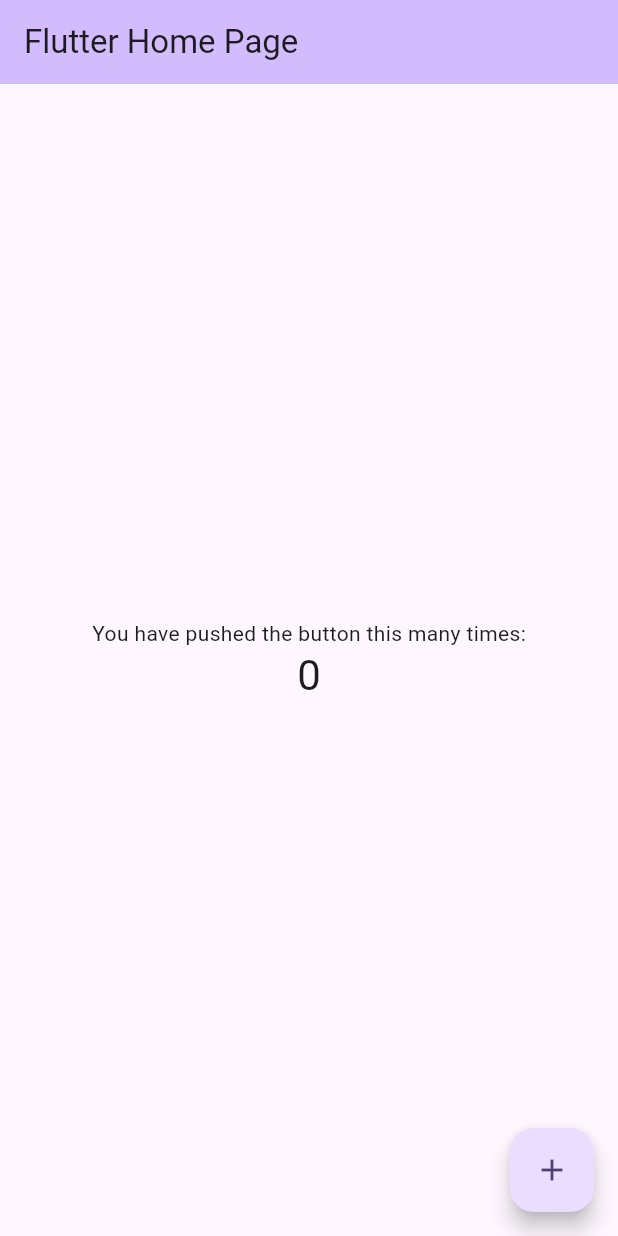
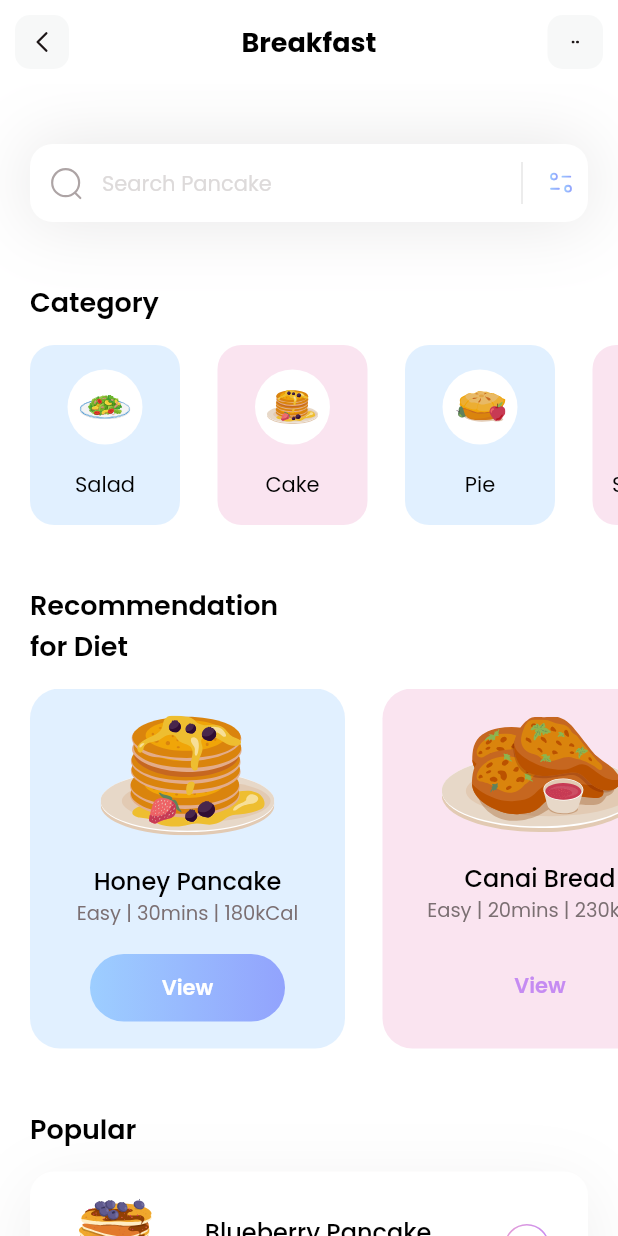
Before and after one commit to leonardolucena/breakfastFlutter, a Flutter app: the screen it shows after launch, on a phone screen of 412 x 824 dp. Run offline on Flutter 3.47's test engine with Material 2 defaults, Android fonts, the phone set to English and light mode, and no system bars; our stand-ins replace flutter_svg.

Commit message:
alterações finais

```diff
--- a/lib/main.dart
+++ b/lib/main.dart
@@ -1,4 +1,5 @@
 import 'package:flutter/material.dart';
+import 'package:hello_word/pages/home.dart';
 
 void main() {
   runApp(const MyApp());
@@ -11,115 +12,9 @@ class MyApp extends StatelessWidget {
   @override
   Widget build(BuildContext context) {
     return MaterialApp(
-      title: 'Flutter Demo',
-      theme: ThemeData(
-        // This is the theme of your application.
-        //
-        // TRY THIS: Try running your application with "flutter run". You'll see
-        // the application has a blue toolbar. Then, without quitting the app,
-        // try changing the seedColor in the colorScheme below to Colors.green
-        // and then invoke "hot reload" (save your changes or press the "hot
-        // reload" button in a Flutter-supported IDE, or press "r" if you used
-        // the command line to start the app).
-        //
-        // Notice that the counter didn't reset back to zero; the application
-        // state is not lost during the reload. To reset the state, use hot
-        // restart instead.
-        //
-        // This works for code too, not just values: Most code changes can be
-        // tested with just a hot reload.
-        colorScheme: ColorScheme.fromSeed(seedColor: Colors.deepPurple),
-        useMaterial3: true,
-      ),
-      home: const MyHomePage(title: 'Flutter Home Page'),
+      debugShowCheckedModeBanner: false,
+      theme: ThemeData(fontFamily: 'Poppins'),
+      home: HomePage(),
     );
   }
 }
-
-class MyHomePage extends StatefulWidget {
-  const MyHomePage({super.key, required this.title});
-
-  // This widget is the home page of your application. It is stateful, meaning
-  // that it has a State object (defined below) that contains fields that affect
-  // how it looks.
-
-  // This class is the configuration for the state. It holds the values (in this
-  // case the title) provided by the parent (in this case the App widget) and
-  // used by the build method of the State. Fields in a Widget subclass are
-  // always marked "final".
-
-  final String title;
-
-  @override
-  State<MyHomePage> createState() => _MyHomePageState();
-}
-
-class _MyHomePageState extends State<MyHomePage> {
-  int _counter = 0;
-
-  void _incrementCounter() {
-    setState(() {
-      // This call to setState tells the Flutter framework that something has
-      // changed in this State, which causes it to rerun the build method below
-      // so that the display can reflect the updated values. If we changed
-      // _counter without calling setState(), then the build method would not be
-      // called again, and so nothing would appear to happen.
-      _counter++;
-    });
-  }
-
-  @override
-  Widget build(BuildContext context) {
-    // This method is rerun every time setState is called, for instance as done
-    // by the _incrementCounter method above.
-    //
-    // The Flutter framework has been optimized to make rerunning build methods
-    // fast, so that you can just rebuild anything that needs updating rather
-    // than having to individually change instances of widgets.
-    return Scaffold(
-      appBar: AppBar(
-        // TRY THIS: Try changing the color here to a specific color (to
-        // Colors.amber, perhaps?) and trigger a hot reload to see the AppBar
-        // change color while the other colors stay the same.
-        backgroundColor: Theme.of(context).colorScheme.inversePrimary,
-        // Here we take the value from the MyHomePage object that was created by
-        // the App.build method, and use it to set our appbar title.
-        title: Text(widget.title),
-      ),
-      body: Center(
-        // Center is a layout widget. It takes a single child and positions it
-        // in the middle of the parent.
-        child: Column(
-          // Column is also a layout widget. It takes a list of children and
-          // arranges them vertically. By default, it sizes itself to fit its
-          // children horizontally, and tries to be as tall as its parent.
-          //
-          // Column has various properties to control how it sizes itself and
-          // how it positions its children. Here we use mainAxisAlignment to
-          // center the children vertically; the main axis here is the vertical
-          // axis because Columns are vertical (the cross axis would be
-          // horizontal).
-          //
-          // TRY THIS: Invoke "debug painting" (choose the "Toggle Debug Paint"
-          // action in the IDE, or press "p" in the console), to see the
-          // wireframe for each widget.
-          mainAxisAlignment: MainAxisAlignment.center,
-          children: <Widget>[
-            const Text(
-              'You have pushed the button this many times:',
-            ),
-            Text(
-              '$_counter',
-              style: Theme.of(context).textTheme.headlineMedium,
-            ),
-          ],
-        ),
-      ),
-      floatingActionButton: FloatingActionButton(
-        onPressed: _incrementCounter,
-        tooltip: 'Increment',
-        child: const Icon(Icons.add),
-      ), // This trailing comma makes auto-formatting nicer for build methods.
-    );
-  }
-}
--- /dev/null
+++ b/lib/models/category_model.dart
@@ -0,0 +1,39 @@
+import 'package:flutter/material.dart';
+
+class CategoryModel {
+  String name;
+  String iconPath;
+  Color boxColor;
+
+  CategoryModel({
+    required this.name,
+    required this.iconPath,
+    required this.boxColor,
+  });
+
+  static List<CategoryModel> getCategories() {
+    List<CategoryModel> categories = [];
+
+    categories.add(CategoryModel(
+        name: 'Salad',
+        iconPath: 'assets/icons/plate.svg',
+        boxColor: Color(0xff9DCEFF)));
+
+    categories.add(CategoryModel(
+        name: 'Cake',
+        iconPath: 'assets/icons/pancakes.svg',
+        boxColor: Color(0xffEEA4CE)));
+
+    categories.add(CategoryModel(
+        name: 'Pie',
+        iconPath: 'assets/icons/pie.svg',
+        boxColor: Color(0xff9DCEFF)));
+
+    categories.add(CategoryModel(
+        name: 'Smoothies',
+        iconPath: 'assets/icons/orange-snacks.svg',
+        boxColor: Color(0xffEEA4CE)));
+
+    return categories;
+  }
+}
--- /dev/null
+++ b/lib/models/diet_model.dart
@@ -0,0 +1,44 @@
+import 'package:flutter/material.dart';
+
+class DietModel {
+  String name;
+  String iconPath;
+  String level;
+  String duration;
+  String calorie;
+  Color boxColor;
+  bool viewIsSelected;
+
+  DietModel(
+      {required this.name,
+      required this.iconPath,
+      required this.level,
+      required this.duration,
+      required this.calorie,
+      required this.boxColor,
+      required this.viewIsSelected});
+
+  static List<DietModel> getDiets() {
+    List<DietModel> diets = [];
+
+    diets.add(DietModel(
+        name: 'Honey Pancake',
+        iconPath: 'assets/icons/honey-pancakes.svg',
+        level: 'Easy',
+        duration: '30mins',
+        calorie: '180kCal',
+        viewIsSelected: true,
+        boxColor: Color(0xff9DCEFF)));
+
+    diets.add(DietModel(
+        name: 'Canai Bread',
+        iconPath: 'assets/icons/canai-bread.svg',
+        level: 'Easy',
+        duration: '20mins',
+        calorie: '230kCal',
+        viewIsSelected: false,
+        boxColor: Color(0xffEEA4CE)));
+
+    return diets;
+  }
+}
--- /dev/null
+++ b/lib/models/popular_model.dart
@@ -0,0 +1,40 @@
+class PopularDietsModel {
+  String name;
+  String iconPath;
+  String level;
+  String duration;
+  String calorie;
+  bool boxIsSelected;
+
+  PopularDietsModel(
+      {required this.name,
+      required this.iconPath,
+      required this.level,
+      required this.duration,
+      required this.calorie,
+      required this.boxIsSelected});
+
+  static List<PopularDietsModel> getPopularDiets() {
+    List<PopularDietsModel> popularDiets = [];
+
+    popularDiets.add(PopularDietsModel(
+      name: 'Blueberry Pancake',
+      iconPath: 'assets/icons/blueberry-pancake.svg',
+      level: 'Medium',
+      duration: '30mins',
+      calorie: '230kCal',
+      boxIsSelected: true,
+    ));
+
+    popularDiets.add(PopularDietsModel(
+      name: 'Salmon Nigiri',
+      iconPath: 'assets/icons/salmon-nigiri.svg',
+      level: 'Easy',
+      duration: '20mins',
+      calorie: '120kCal',
+      boxIsSelected: false,
+    ));
+
+    return popularDiets;
+  }
+}
--- /dev/null
+++ b/lib/pages/home.dart
@@ -0,0 +1,379 @@
+import 'package:flutter/material.dart';
+import 'package:flutter_svg/flutter_svg.dart';
+import 'package:hello_word/models/category_model.dart';
+import 'package:hello_word/models/diet_model.dart';
+import 'package:hello_word/models/popular_model.dart';
+
+class HomePage extends StatelessWidget {
+  HomePage({super.key});
+
+  List<CategoryModel> categories = [];
+  List<DietModel> diets = [];
+  List<PopularDietsModel> popularDiets = [];
+
+  void _getInitialInfo() {
+    categories = CategoryModel.getCategories();
+    diets = DietModel.getDiets();
+    popularDiets = PopularDietsModel.getPopularDiets();
+  }
+
+  @override
+  Widget build(BuildContext context) {
+    _getInitialInfo();
+    return Scaffold(
+      appBar: appBar(),
+      backgroundColor: Colors.white,
+      body: ListView(
+        children: [
+          _searchField(),
+          const SizedBox(
+            height: 40,
+          ),
+          _categoriesSection(),
+          const SizedBox(
+            height: 40,
+          ),
+          _dietSection(),
+          const SizedBox(
+            height: 40,
+          ),
+          Column(
+            crossAxisAlignment: CrossAxisAlignment.start,
+            children: [
+              const Padding(
+                padding: EdgeInsets.only(left: 20),
+                child: Text(
+                  'Popular',
+                  style: TextStyle(
+                      color: Colors.black,
+                      fontSize: 18,
+                      fontWeight: FontWeight.w600),
+                ),
+              ),
+              const SizedBox(
+                height: 15,
+              ),
+              ListView.separated(
+                itemCount: popularDiets.length,
+                shrinkWrap: true,
+                separatorBuilder: (context, index) => const SizedBox(
+                  height: 25,
+                ),
+                padding: const EdgeInsets.only(left: 20, right: 20),
+                itemBuilder: (context, index) {
+                  return Container(
+                    height: 100,
+                    child: Row(
+                      mainAxisAlignment: MainAxisAlignment.spaceEvenly,
+                      children: [
+                        SvgPicture.asset(
+                          popularDiets[index].iconPath,
+                          width: 65,
+                          height: 65,
+                        ),
+                        Column(
+                          mainAxisAlignment: MainAxisAlignment.center,
+                          crossAxisAlignment: CrossAxisAlignment.start,
+                          children: [
+                            Text(
+                              popularDiets[index].name,
+                              style: const TextStyle(
+                                  fontWeight: FontWeight.w500,
+                                  color: Colors.black,
+                                  fontSize: 16),
+                            ),
+                            Text(
+                              popularDiets[index].level +
+                                  ' | ' +
+                                  popularDiets[index].duration +
+                                  ' | ' +
+                                  popularDiets[index].calorie,
+                              style: const TextStyle(
+                                  color: Color(0xff7B6F72),
+                                  fontSize: 13,
+                                  fontWeight: FontWeight.w400),
+                            ),
+                          ],
+                        ),
+                        GestureDetector(
+                          onTap: () {},
+                          child: SvgPicture.asset(
+                            'assets/icons/button.svg',
+                            width: 30,
+                            height: 30,
+                          ),
+                        )
+                      ],
+                    ),
+                    decoration: BoxDecoration(
+                        color: popularDiets[index].boxIsSelected
+                            ? Colors.white
+                            : Colors.transparent,
+                        borderRadius: BorderRadius.circular(16),
+                        boxShadow: popularDiets[index].boxIsSelected
+                            ? [
+                                BoxShadow(
+                                    color: const Color(0xff1D1617)
+                                        .withOpacity(0.07),
+                                    offset: const Offset(0, 10),
+                                    blurRadius: 40,
+                                    spreadRadius: 0)
+                              ]
+                            : []),
+                  );
+                },
+              )
+            ],
+          ),
+          const SizedBox(
+            height: 40,
+          ),
+        ],
+      ),
+    );
+  }
+
+  Column _dietSection() {
+    return Column(
+      crossAxisAlignment: CrossAxisAlignment.start,
+      children: [
+        const Padding(
+          padding: EdgeInsets.only(left: 20),
+          child: Text(
+            'Recommendation\nfor Diet',
+            style: TextStyle(
+                color: Colors.black, fontSize: 18, fontWeight: FontWeight.w600),
+          ),
+        ),
+        const SizedBox(
+          height: 15,
+        ),
+        Container(
+          height: 240,
+          child: ListView.separated(
+            itemBuilder: (context, index) {
+              return Container(
+                width: 210,
+                decoration: BoxDecoration(
+                    color: diets[index].boxColor.withOpacity(0.3),
+                    borderRadius: BorderRadius.circular(20)),
+                child: Column(
+                  mainAxisAlignment: MainAxisAlignment.spaceEvenly,
+                  children: [
+                    SvgPicture.asset(diets[index].iconPath),
+                    Column(
+                      children: [
+                        Text(
+                          diets[index].name,
+                          style: const TextStyle(
+                              fontWeight: FontWeight.w500,
+                              color: Colors.black,
+                              fontSize: 16),
+                        ),
+                        Text(
+                          diets[index].level +
+                              ' | ' +
+                              diets[index].duration +
+                              ' | ' +
+                              diets[index].calorie,
+                          style: const TextStyle(
+                              color: Color(0xff7B6F72),
+                              fontSize: 13,
+                              fontWeight: FontWeight.w400),
+                        ),
+                      ],
+                    ),
+                    Container(
+                      height: 45,
+                      width: 130,
+                      child: Center(
+                        child: Text(
+                          'View',
+                          style: TextStyle(
+                              color: diets[index].viewIsSelected
+                                  ? Colors.white
+                                  : const Color(0xffC58BF2),
+                              fontWeight: FontWeight.w600,
+                              fontSize: 14),
+                        ),
+                      ),
+                      decoration: BoxDecoration(
+                          gradient: LinearGradient(colors: [
+                            diets[index].viewIsSelected
+                                ? const Color(0xff9DCEFF)
+                                : Colors.transparent,
+                            diets[index].viewIsSelected
+                                ? const Color(0xff92A3FD)
+                                : Colors.transparent
+                          ]),
+                          borderRadius: BorderRadius.circular(50)),
+                    )
+                  ],
+                ),
+              );
+            },
+            separatorBuilder: (context, index) => const SizedBox(
+              width: 25,
+            ),
+            itemCount: diets.length,
+            scrollDirection: Axis.horizontal,
+            padding: const EdgeInsets.only(left: 20, right: 20),
+          ),
+        )
+      ],
+    );
+  }
+
+  Column _categoriesSection() {
+    return Column(
+      crossAxisAlignment: CrossAxisAlignment.start,
+      children: [
+        const Padding(
+          padding: EdgeInsets.only(left: 20),
+          child: Text(
+            'Category',
+            style: TextStyle(
+                color: Colors.black, fontSize: 18, fontWeight: FontWeight.w600),
+          ),
+        ),
+        const SizedBox(
+          height: 15,
+        ),
+        Container(
+          height: 120,
+          child: ListView.separated(
+            itemCount: categories.length,
+            scrollDirection: Axis.horizontal,
+            padding: const EdgeInsets.only(left: 20, right: 20),
+            separatorBuilder: (context, index) => const SizedBox(
+              width: 25,
+            ),
+            itemBuilder: (context, index) {
+              return Container(
+                width: 100,
+                decoration: BoxDecoration(
+                    color: categories[index].boxColor.withOpacity(0.3),
+                    borderRadius: BorderRadius.circular(16)),
+                child: Column(
+                  mainAxisAlignment: MainAxisAlignment.spaceEvenly,
+                  children: [
+                    Container(
+                      width: 50,
+                      height: 50,
+                      decoration: const BoxDecoration(
+                          color: Colors.white, shape: BoxShape.circle),
+                      child: Padding(
+                        padding: const EdgeInsets.all(8.0),
+                        child: SvgPicture.asset(categories[index].iconPath),
+                      ),
+                    ),
+                    Text(
+                      categories[index].name,
+                      style: const TextStyle(
+                          fontWeight: FontWeight.w400,
+                          color: Colors.black,
+                          fontSize: 14),
+                    )
+                  ],
+                ),
+              );
+            },
+          ),
+        )
+      ],
+    );
+  }
+
+  Container _searchField() {
+    return Container(
+      margin: const EdgeInsets.only(top: 40, left: 20, right: 20),
+      decoration: BoxDecoration(boxShadow: [
+        BoxShadow(
+            color: const Color(0xff1D1617).withOpacity(0.11),
+            blurRadius: 40,
+            spreadRadius: 0.0)
+      ]),
+      child: TextField(
+        decoration: InputDecoration(
+            filled: true,
+            fillColor: Colors.white,
+            contentPadding: const EdgeInsets.all(15),
+            hintText: 'Search Pancake',
+            hintStyle: const TextStyle(color: Color(0xffDDDADA), fontSize: 14),
+            prefixIcon: Padding(
+              padding: const EdgeInsets.all(12),
+              child: SvgPicture.asset('assets/icons/Search.svg'),
+            ),
+            suffixIcon: SizedBox(
+              width: 100,
+              child: IntrinsicHeight(
+                child: Row(
+                  mainAxisAlignment: MainAxisAlignment.end,
+                  children: [
+                    const VerticalDivider(
+                      color: Colors.black,
+                      indent: 10,
+                      endIndent: 10,
+                      thickness: 0.1,
+                    ),
+                    Padding(
+                      padding: const EdgeInsets.all(8.0),
+                      child: SvgPicture.asset('assets/icons/Filter.svg'),
+                    ),
+                  ],
+                ),
+              ),
+            ),
+            border: OutlineInputBorder(
+                borderRadius: BorderRadius.circular(15),
+                borderSide: BorderSide.none)),
+      ),
+    );
+  }
+
+  AppBar appBar() {
+    return AppBar(
+      title: const Text(
+        'Breakfast',
+        style: TextStyle(
+            color: Colors.black, fontSize: 18, fontWeight: FontWeight.bold),
+      ),
+      backgroundColor: Colors.white,
+      elevation: 0.0,
+      centerTitle: true,
+      leading: GestureDetector(
+        onTap: () {},
+        child: Container(
+          margin: const EdgeInsets.all(10),
+          alignment: Alignment.center,
+          child: SvgPicture.asset(
+            'assets/icons/Arrow - Left 2.svg',
+            height: 20,
+            width: 20,
+          ),
+          decoration: BoxDecoration(
+              color: const Color(0xffF7F8F8),
+              borderRadius: BorderRadius.circular(10)),
+        ),
+      ),
+      actions: [
+        GestureDetector(
+          onTap: () {},
+          child: Container(
+            margin: const EdgeInsets.all(10),
+            alignment: Alignment.center,
+            width: 37,
+            child: SvgPicture.asset(
+              'assets/icons/dots.svg',
+              height: 5,
+              width: 5,
+            ),
+            decoration: BoxDecoration(
+                color: const Color(0xffF7F8F8),
+                borderRadius: BorderRadius.circular(10)),
+          ),
+        ),
+      ],
+    );
+  }
+}
```
Also changed, not shown: pubspec.yaml (+14 -8 lines), fonts/Poppins-Bold.ttf (added), fonts/Poppins-Medium.ttf (added), fonts/Poppins-Regular.ttf (added), fonts/Poppins-SemiBold.ttf (added), pubspec.lock.
